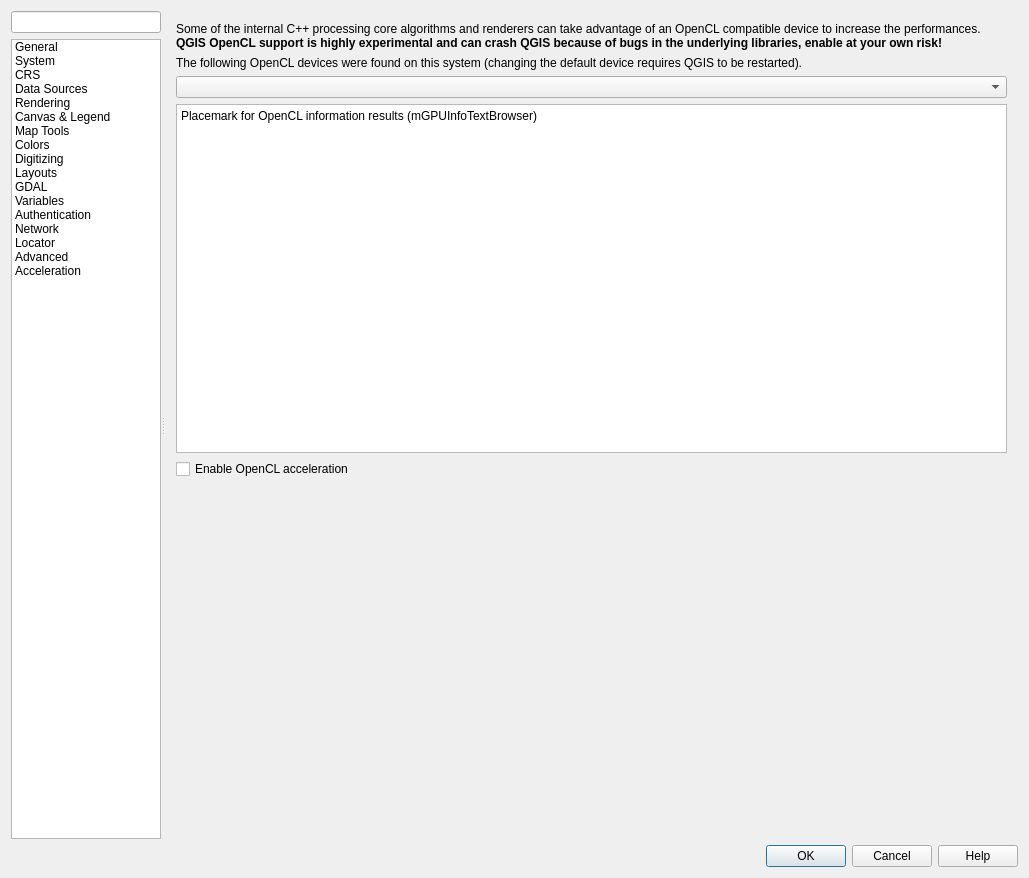
Before: the Qt Designer form src/ui/qgsoptionsbase.ui in carsmie/QGIS, drawn with Qt 5.
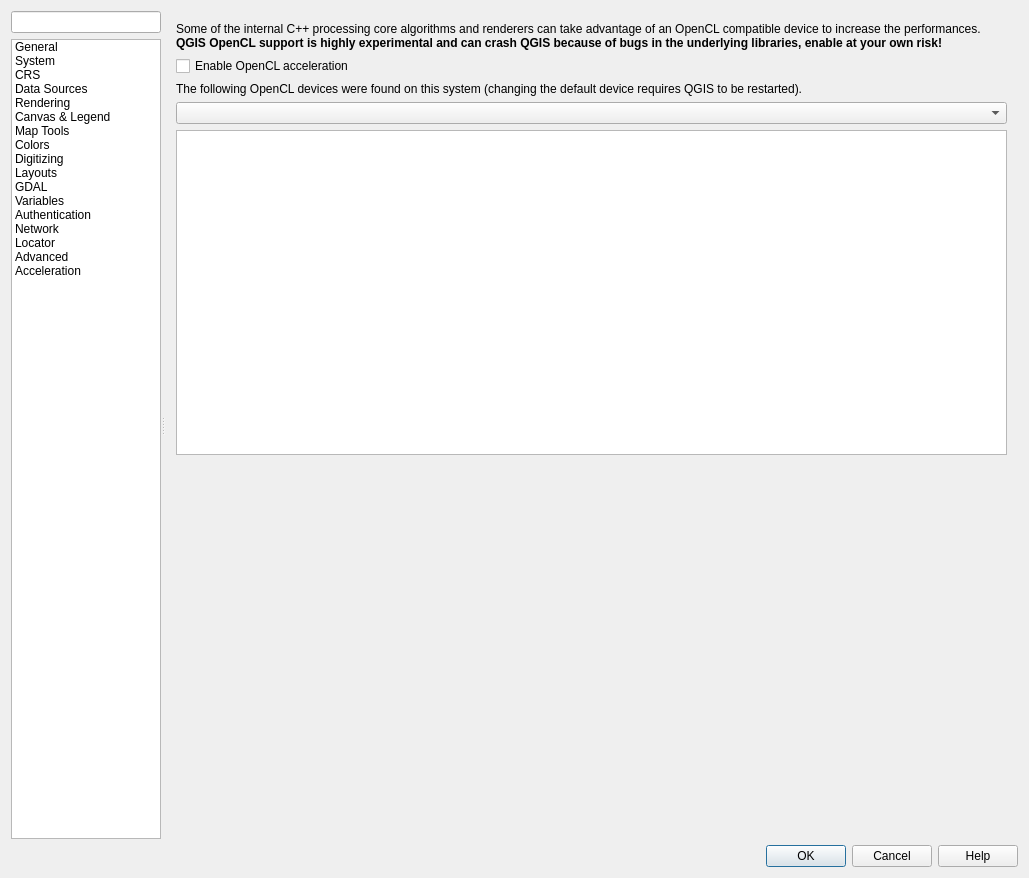
After: the same form once the commit is applied. The open tabs and pages were chosen to show the change. Icons and pictures are not drawn. Custom widgets are drawn as their Qt base class.

Commit message:
Defer opencl initialization after user has opted-in in settings
Prevents a crash from #20363, actually deferring the crash
after the user has opted-in, btw the options is not stored
unless the user close the dialog, so a QGIS restart would
restore the status prior to the crash.

I've not been able to reproduce the crash on my windows
machines so I could not really get to the bottom of it,
this is just a workaround that should prevent the immediate
crash when opening the settings dialog.

Diff of the .ui file:
```diff
--- a/src/ui/qgsoptionsbase.ui
+++ b/src/ui/qgsoptionsbase.ui
@@ -5332,6 +5332,28 @@
             </widget>
            </item>
            <item>
+            <widget class="QCheckBox" name="mGPUEnableCheckBox">
+             <property name="text">
+              <string>Enable OpenCL acceleration</string>
+             </property>
+            </widget>
+           </item>
+           <item>
+            <widget class="QWidget" name="mOpenClContainerWidget" native="true">
+             <layout class="QVBoxLayout" name="verticalLayout_32">
+              <property name="leftMargin">
+               <number>0</number>
+              </property>
+              <property name="topMargin">
+               <number>0</number>
+              </property>
+              <property name="rightMargin">
+               <number>0</number>
+              </property>
+              <property name="bottomMargin">
+               <number>0</number>
+              </property>
+              <item>
             <widget class="QLabel" name="label_64">
              <property name="text">
               <string>The following OpenCL devices were found on this system (changing the default device requires QGIS to be restarted).</string>
@@ -5347,16 +5369,12 @@
               <string>&lt;!DOCTYPE HTML PUBLIC &quot;-//W3C//DTD HTML 4.0//EN&quot; &quot;http://www.w3.org/TR/REC-html40/strict.dtd&quot;&gt;
 &lt;html&gt;&lt;head&gt;&lt;meta name=&quot;qrichtext&quot; content=&quot;1&quot; /&gt;&lt;style type=&quot;text/css&quot;&gt;
 p, li { white-space: pre-wrap; }
-&lt;/style&gt;&lt;/head&gt;&lt;body style=&quot; font-family:'Noto Sans'; font-size:9pt; font-weight:400; font-style:normal;&quot;&gt;
-&lt;p style=&quot; margin-top:0px; margin-bottom:0px; margin-left:0px; margin-right:0px; -qt-block-indent:0; text-indent:0px;&quot;&gt;Placemark for OpenCL information results (mGPUInfoTextBrowser)&lt;/p&gt;&lt;/body&gt;&lt;/html&gt;</string>
+&lt;/style&gt;&lt;/head&gt;&lt;body style=&quot; font-family:'Noto Sans'; font-size:10pt; font-weight:400; font-style:normal;&quot;&gt;
+&lt;p style=&quot;-qt-paragraph-type:empty; margin-top:0px; margin-bottom:0px; margin-left:0px; margin-right:0px; -qt-block-indent:0; text-indent:0px;&quot;&gt;&lt;br /&gt;&lt;/p&gt;&lt;/body&gt;&lt;/html&gt;</string>
              </property>
             </widget>
            </item>
-           <item>
-            <widget class="QCheckBox" name="mGPUEnableCheckBox">
-             <property name="text">
-              <string>Enable OpenCL acceleration</string>
-             </property>
+             </layout>
             </widget>
            </item>
            <item>
```
Left out of the diff: 46 changed lines with no effect on the pictures. Lines whose indentation alone changed are shown as unchanged. The commit also changes 1 other file.
